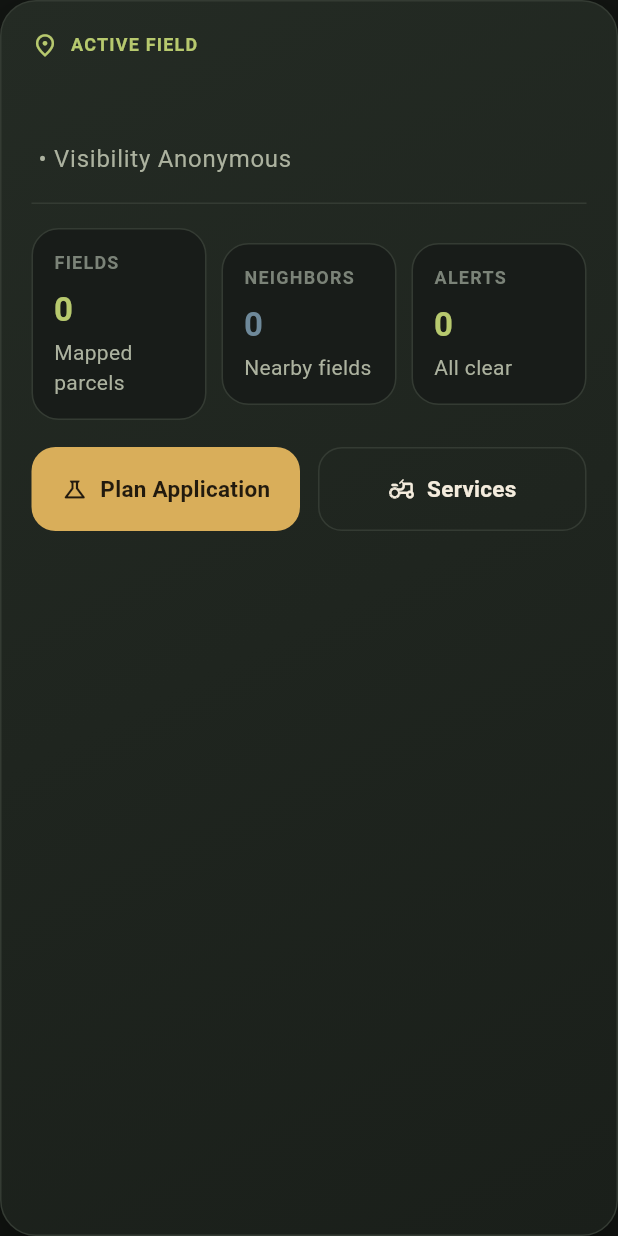
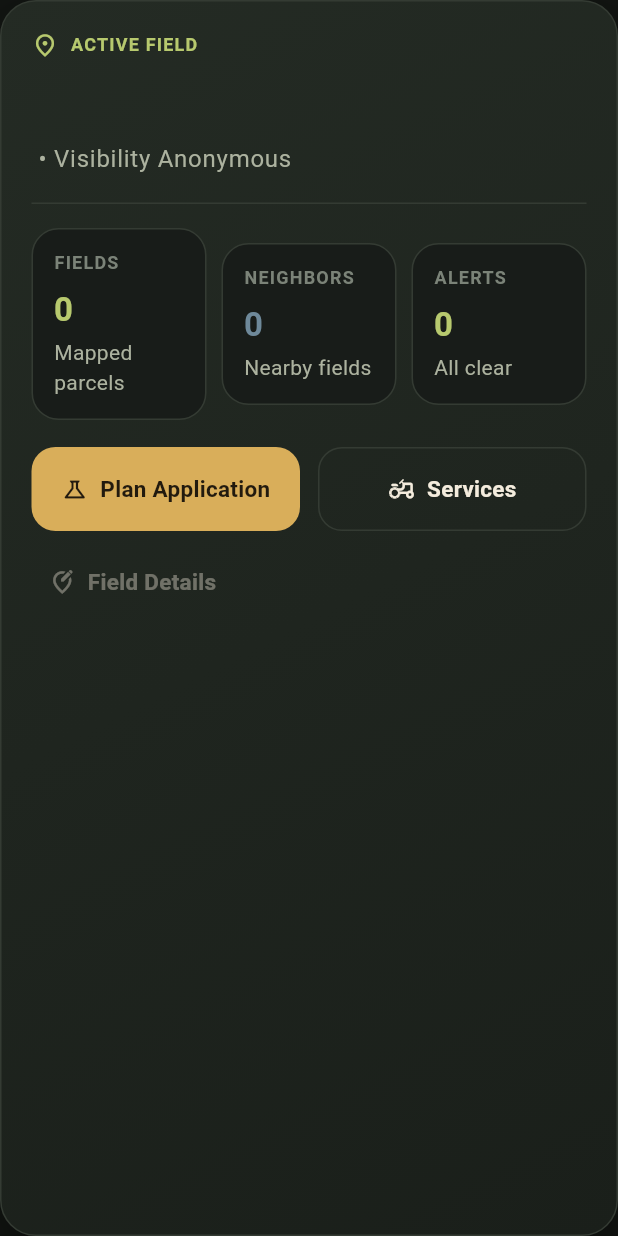
Before and after one commit to DerickMayberry68/CropID, a Flutter app: the _OperationsCard widget shown alone on an empty page, opened directly with empty values, on a phone screen of 412 x 824 dp. Run offline on Flutter 3.47's test engine with Material 3 defaults, Android fonts, the phone set to English and light mode, and no system bars; our stand-ins replace cached_network_image, dartz, flutter_local_notifications, flutter_map, flutter_riverpod, freezed_annotation and 6 more; accounts and stored records are empty; network calls fail.

Commit message:
Align mobile UX fixes with spec docs and task tracking

```diff
--- a/lib/features/farm_map/presentation/screens/farm_map_screen.dart
+++ b/lib/features/farm_map/presentation/screens/farm_map_screen.dart
@@ -47,7 +47,12 @@ class _FarmMapScreenState extends ConsumerState<FarmMapScreen> {
 
   void _onFieldTap(Field field) {
     ref.read(selectedFieldProvider.notifier).state = field;
-    _showFieldBottomSheet(field);
+  }
+
+  void _openSelectedFieldDetails() {
+    final selectedField = ref.read(selectedFieldProvider);
+    if (selectedField == null) return;
+    _showFieldBottomSheet(selectedField);
   }
 
   void _showFieldBottomSheet(Field field) {
@@ -321,6 +326,7 @@ class _FarmMapScreenState extends ConsumerState<FarmMapScreen> {
                           onPlanSpray: () => context.push(AppRoutes.sprayPlan),
                           onOpenServices: () =>
                               context.push(AppRoutes.cropDusters),
+                          onViewFieldDetails: _openSelectedFieldDetails,
                         )
                       else
                         _SelectFieldHintCard(mappedFieldCount: myFieldCount),
@@ -497,6 +503,7 @@ class _OperationsCard extends StatelessWidget {
   final int unreadAlerts;
   final VoidCallback? onPlanSpray;
   final VoidCallback onOpenServices;
+  final VoidCallback? onViewFieldDetails;
 
   const _OperationsCard({
     required this.selectedField,
@@ -505,6 +512,7 @@ class _OperationsCard extends StatelessWidget {
     required this.unreadAlerts,
     required this.onPlanSpray,
     required this.onOpenServices,
+    this.onViewFieldDetails,
   });
 
   @override
@@ -610,6 +618,17 @@ class _OperationsCard extends StatelessWidget {
               ),
             ],
           ),
+          if (selectedField != null) ...[
+            const SizedBox(height: 10),
+            Align(
+              alignment: Alignment.centerLeft,
+              child: TextButton.icon(
+                onPressed: onViewFieldDetails,
+                icon: const Icon(Icons.edit_location_alt_outlined),
+                label: const Text('Field Details'),
+              ),
+            ),
+          ],
         ],
       ),
     );
```
Also changed, not shown: lib/features/spray_planning/presentation/screens/spray_plan_screen.dart (+8 -1 lines), 3 other files.
